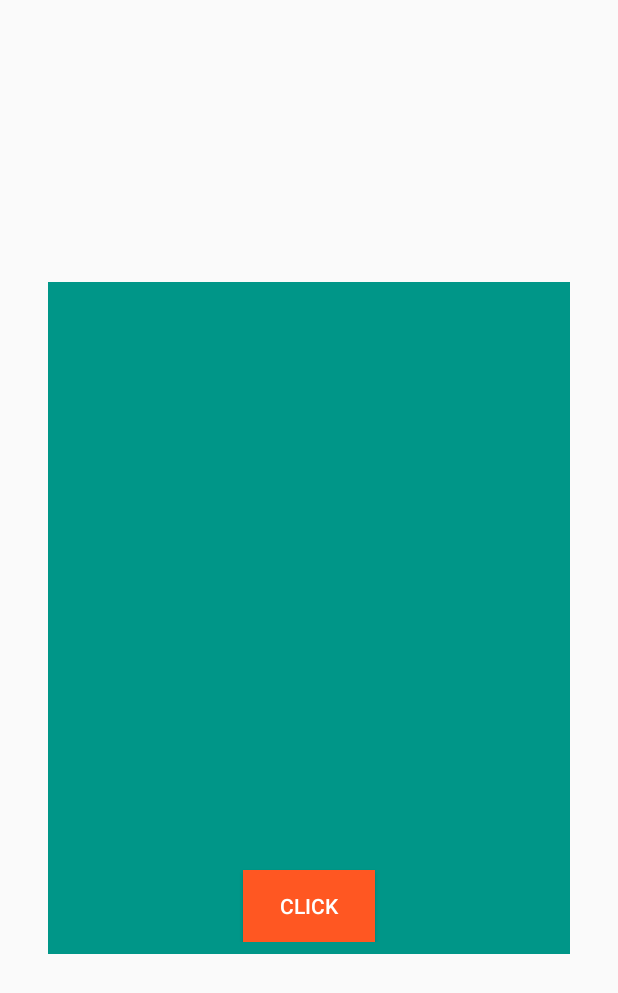
After one commit to sagarnayak/PicturePreviewLibrary, an Android app: the layout activity_pic_preview.xml on its own in the app's theme, with its tools: preview values and no code run, on a phone screen of 412 x 824 dp. The commit adds this screen. Shown: the top 993 px of the screen. Run offline under Robolectric (Android 15) with nearby library versions, the phone set to English and light mode, and no system bars.

Commit message:
image bibding.

```diff
--- a/app/build.gradle
+++ b/app/build.gradle
@@ -5,7 +5,7 @@ android {
     buildToolsVersion "26.0.2"
     defaultConfig {
         applicationId "com.sagar.android.project.picturepreviewlibrary"
-        minSdkVersion 19
+        minSdkVersion 21
         targetSdkVersion 26
         versionCode 1
         versionName "1.0"
--- a/picturepreview/build.gradle
+++ b/picturepreview/build.gradle
@@ -5,7 +5,7 @@ android {
     buildToolsVersion "26.0.2"
 
     defaultConfig {
-        minSdkVersion 19
+        minSdkVersion 21
         targetSdkVersion 26
         versionCode 1
         versionName "1.0"
--- a/picturepreview/src/main/java/com/sagar/android/project/picturepreview/FullViewPicture.java
+++ b/picturepreview/src/main/java/com/sagar/android/project/picturepreview/FullViewPicture.java
@@ -22,11 +22,10 @@ public class FullViewPicture extends AppCompatActivity {
     protected void onCreate(Bundle savedInstanceState) {
         super.onCreate(savedInstanceState);
         setContentView(R.layout.activity_full_view_picture);
-
         appCompatImageViewFullView = (AppCompatImageView) findViewById(R.id.appcompatimageview_full_view);
         appCompatImageViewFullViewTwo = (AppCompatImageView) findViewById(R.id.appcompatimageview_full_view_two);
 
-        appCompatImageViewFullView.setOnClickListener(new View.OnClickListener() {
+        /*appCompatImageViewFullView.setOnClickListener(new View.OnClickListener() {
             @Override
             public void onClick(View v) {
                 final float centerX = appCompatImageViewFullView.getWidth() / 2.0f;
@@ -41,7 +40,7 @@ public class FullViewPicture extends AppCompatActivity {
                 rotation.setAnimationListener(startNext);
                 appCompatImageViewFullView.startAnimation(rotation);
             }
-        });
+        });*/
     }
 
     private class StartNextRotate implements Animation.AnimationListener {
--- /dev/null
+++ b/picturepreview/src/main/res/layout/activity_pic_preview.xml
@@ -0,0 +1,12 @@
+<?xml version="1.0" encoding="utf-8"?>
+<android.support.design.widget.CoordinatorLayout
+    xmlns:android="http://schemas.android.com/apk/res/android"
+    xmlns:app="http://schemas.android.com/apk/res-auto"
+    xmlns:tools="http://schemas.android.com/tools"
+    android:layout_width="match_parent"
+    android:layout_height="match_parent"
+    tools:context="com.sagar.android.project.picturepreview.PicPreview">
+
+    <include layout="@layout/content_pic_preview"/>
+
+</android.support.design.widget.CoordinatorLayout>
--- a/picturepreview/src/main/res/layout/content_full_view_picture.xml
+++ b/picturepreview/src/main/res/layout/content_full_view_picture.xml
@@ -15,6 +15,7 @@
         android:layout_height="0dp"
         android:layout_marginEnd="16dp"
         android:layout_marginStart="16dp"
+        android:transitionName="@string/transition_name"
         app:layout_constraintBottom_toBottomOf="parent"
         app:layout_constraintDimensionRatio="3.5:4.5"
         app:layout_constraintLeft_toLeftOf="parent"
@@ -28,7 +29,7 @@
         android:layout_height="0dp"
         android:layout_marginEnd="16dp"
         android:layout_marginStart="16dp"
-        android:visibility="invisible"
+        android:visibility="gone"
         app:layout_constraintBottom_toBottomOf="parent"
         app:layout_constraintDimensionRatio="3.5:4.5"
         app:layout_constraintLeft_toLeftOf="parent"
--- /dev/null
+++ b/picturepreview/src/main/res/layout/content_pic_preview.xml
@@ -0,0 +1,64 @@
+<?xml version="1.0" encoding="utf-8"?>
+<android.support.constraint.ConstraintLayout
+    xmlns:android="http://schemas.android.com/apk/res/android"
+    xmlns:app="http://schemas.android.com/apk/res-auto"
+    xmlns:tools="http://schemas.android.com/tools"
+    android:id="@+id/full_pic_preview_container"
+    android:layout_width="match_parent"
+    android:layout_height="match_parent"
+    app:layout_behavior="@string/appbar_scrolling_view_behavior"
+    tools:context="com.sagar.android.project.picturepreview.PicPreview"
+    tools:showIn="@layout/activity_pic_preview">
+
+    <android.support.v7.widget.AppCompatImageView
+        android:id="@+id/appcompatimageview_full_view"
+        android:layout_width="0dp"
+        android:layout_height="0dp"
+        android:layout_marginEnd="32dp"
+        android:layout_marginStart="32dp"
+        android:background="@android:color/white"
+        android:padding="8dp"
+        android:transitionName="@string/transition_name"
+        android:visibility="gone"
+        app:layout_constraintBottom_toBottomOf="parent"
+        app:layout_constraintDimensionRatio="3.5:4.5"
+        app:layout_constraintLeft_toLeftOf="parent"
+        app:layout_constraintRight_toRightOf="parent"
+        app:layout_constraintTop_toTopOf="parent"
+        app:srcCompat="@color/colorAccent"/>
+
+    <android.support.constraint.ConstraintLayout
+        android:id="@+id/constraintlayout_text_container"
+        android:layout_width="0dp"
+        android:layout_height="0dp"
+        android:layout_marginEnd="32dp"
+        android:layout_marginStart="32dp"
+        android:background="@color/text_bg"
+        android:padding="8dp"
+        app:layout_constraintBottom_toBottomOf="parent"
+        app:layout_constraintDimensionRatio="3.5:4.5"
+        app:layout_constraintLeft_toLeftOf="parent"
+        app:layout_constraintRight_toRightOf="parent"
+        app:layout_constraintTop_toTopOf="parent">
+
+        <TextView
+            android:id="@+id/textview_picture_back_text"
+            android:layout_width="0dp"
+            android:layout_height="wrap_content"
+            android:textColor="@android:color/white"
+            app:layout_constraintLeft_toLeftOf="parent"
+            app:layout_constraintRight_toRightOf="parent"
+            app:layout_constraintTop_toTopOf="parent"/>
+
+        <Button
+            android:layout_width="wrap_content"
+            android:layout_height="wrap_content"
+            android:background="@color/deep_orange_500"
+            android:text="Click"
+            android:textColor="@android:color/white"
+            app:layout_constraintBottom_toBottomOf="parent"
+            app:layout_constraintLeft_toLeftOf="parent"
+            app:layout_constraintRight_toRightOf="parent"/>
+    </android.support.constraint.ConstraintLayout>
+
+</android.support.constraint.ConstraintLayout>
--- a/picturepreview/src/main/res/layout/content_preview_grid.xml
+++ b/picturepreview/src/main/res/layout/content_preview_grid.xml
@@ -4,6 +4,7 @@
                                              xmlns:tools="http://schemas.android.com/tools"
                                              android:layout_width="match_parent"
                                              android:layout_height="match_parent"
+                                             android:background="@color/pic_list_bg"
                                              app:layout_behavior="@string/appbar_scrolling_view_behavior"
                                              tools:context="com.sagar.android.project.picturepreview.PreviewGrid"
                                              tools:showIn="@layout/activity_preview_grid">
--- a/picturepreview/src/main/res/layout/singleview_picture_list.xml
+++ b/picturepreview/src/main/res/layout/singleview_picture_list.xml
@@ -8,8 +8,11 @@
         android:id="@+id/appcompatimageview_preview"
         android:layout_width="0dp"
         android:layout_height="0dp"
+        android:background="@android:color/white"
+        android:clipToPadding="false"
+        android:padding="8dp"
+        android:transitionName="@string/transition_name"
         app:layout_constraintDimensionRatio="3.5:4.5"
-        android:clipToPadding="false"
         app:layout_constraintLeft_toLeftOf="parent"
         app:layout_constraintRight_toRightOf="parent"/>
 
--- a/picturepreview/src/main/res/values/colors.xml
+++ b/picturepreview/src/main/res/values/colors.xml
@@ -3,4 +3,8 @@
     <color name="colorPrimary">#3F51B5</color>
     <color name="colorPrimaryDark">#303F9F</color>
     <color name="colorAccent">#FF4081</color>
+    <color name="pic_bg">#99000000</color>
+    <color name="pic_list_bg">#80CBC4</color>
+    <color name="text_bg">#009688</color>
+    <color name="deep_orange_500">#FF5722</color>
 </resources>
--- a/picturepreview/src/main/res/values/strings.xml
+++ b/picturepreview/src/main/res/values/strings.xml
@@ -1,4 +1,8 @@
 <resources>
     <string name="app_name">PicturePreview</string>
     <string name="title_activity_full_view_picture">FullViewPicture</string>
+    <string name="transition_name">transition_picture</string>
+    <string name="title_activity_main">MainActivity</string>
+    <string name="title_activity_main2_activityy">Main2Activityy</string>
+    <string name="title_activity_pic_preview">PicPreview</string>
 </resources>
--- a/picturepreview/src/main/res/values/styles.xml
+++ b/picturepreview/src/main/res/values/styles.xml
@@ -6,11 +6,13 @@
         <item name="colorPrimary">@color/colorPrimary</item>
         <item name="colorPrimaryDark">@color/colorPrimaryDark</item>
         <item name="colorAccent">@color/colorAccent</item>
+        <item name="android:windowContentTransitions">true</item>
     </style>
 
     <style name="AppTheme.NoActionBar">
         <item name="windowActionBar">false</item>
         <item name="windowNoTitle">true</item>
+        <item name="android:windowContentTransitions">true</item>
     </style>
 
     <style name="AppTheme.AppBarOverlay" parent="ThemeOverlay.AppCompat.Dark.ActionBar"/>
@@ -22,6 +24,7 @@
         <item name="windowNoTitle">true</item>
         <item name="android:windowIsTranslucent">true</item>
         <item name="android:windowBackground">@android:color/transparent</item>
+        <item name="android:windowContentTransitions">true</item>
     </style>
 
 </resources>
```
Also changed, not shown: picturepreview/src/main/AndroidManifest.xml (+10 -0 lines), picturepreview/src/main/java/com/sagar/android/project/picturepreview/Adapter/GridViewAdapter.java (+7 -2 lines), picturepreview/src/main/java/com/sagar/android/project/picturepreview/Main2Activityy.java (added, +23 -0 lines), picturepreview/src/main/java/com/sagar/android/project/picturepreview/PicPreview.java (added, +145 -0 lines), picturepreview/src/main/java/com/sagar/android/project/picturepreview/PreviewGrid.java (+10 -0 lines), picturepreview/src/main/res/layout/activity_full_view_picture.xml (+14 -0 lines), picturepreview/src/main/res/layout/activity_main2_activityy.xml (added, +12 -0 lines), picturepreview/src/main/res/layout/content_main2_activityy.xml (added, +23 -0 lines).
